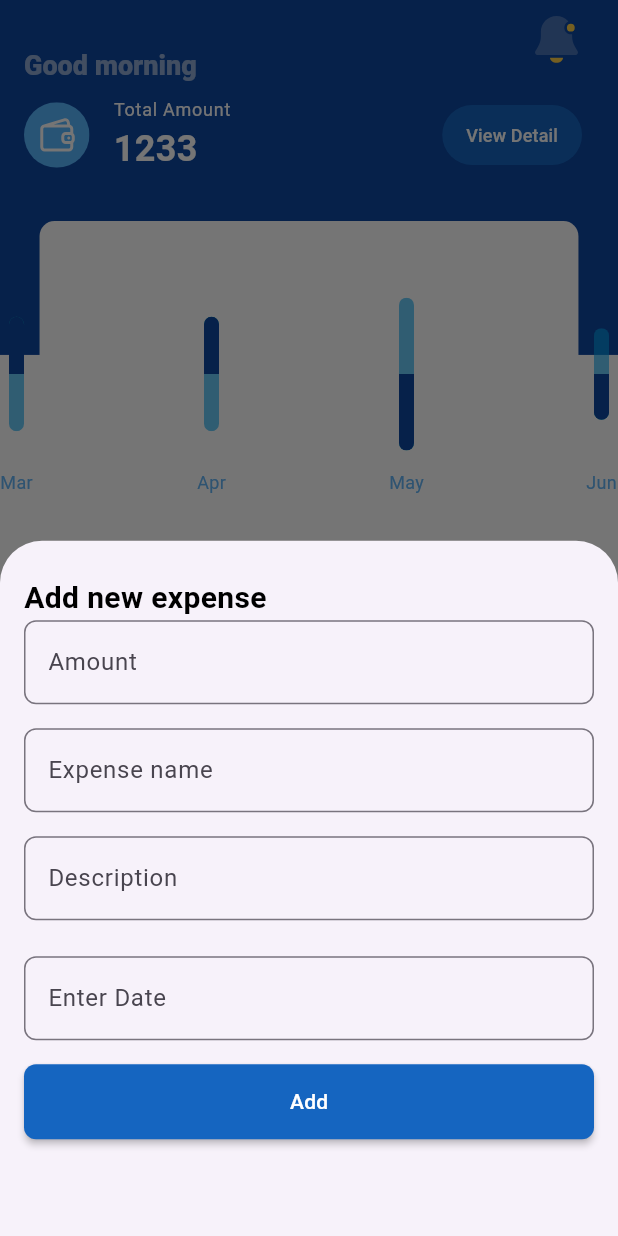
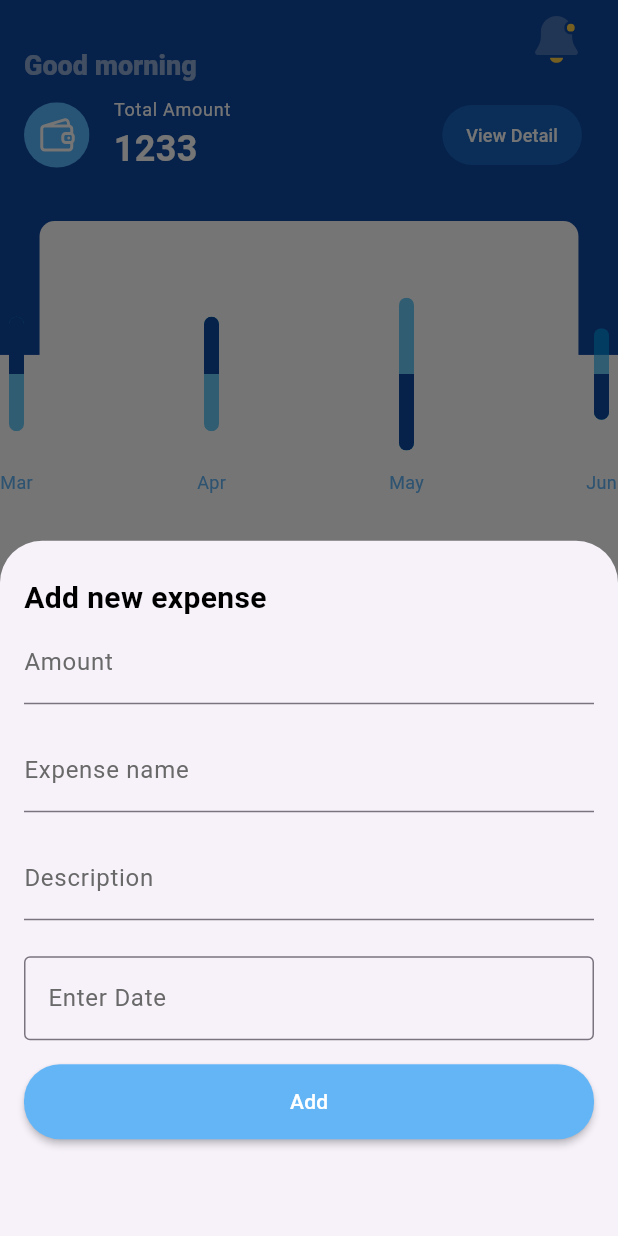
Before and after one commit to PishiKe/spendlens_fe, a Flutter app: the HomeScreen screen opened by its route, after a tap on the "add" icon, on a phone screen of 412 x 824 dp. Run offline on Flutter 3.47's test engine with Material 3 defaults, Android fonts, the phone set to English and light mode, and no system bars; drawn by our look-alikes of fl_chart; our stand-ins replace awesome_snackbar_content, flutter_svg, freezed_annotation, go_router, shared_preferences; accounts and stored records are empty.

Commit message:
updated input decoration theme

```diff
--- a/lib/core/utilities/theme/app_theme.dart
+++ b/lib/core/utilities/theme/app_theme.dart
@@ -4,11 +4,11 @@ import 'package:splendlens_fe/core/utilities/utilities.dart';
 class AppTheme implements BaseTheme {
   @override
   ThemeData get appTheme => ThemeData(
-          inputDecorationTheme: const InputDecorationTheme(
-        border: OutlineInputBorder(
-          borderRadius: BorderRadius.all(Radius.circular(8.0)),
-        ),
-      ));
+      inputDecorationTheme: InputDecorationTheme(
+          labelStyle: TextStyle(color: AppTheme().darkGrey),
+          focusedBorder: UnderlineInputBorder(
+            borderSide: BorderSide(color: AppTheme().darkGrey),
+          )));
 
   @override
   TextStyle get blackBoldNormalStyle => const TextStyle(
--- a/lib/view/global/widgets/custom_button.dart
+++ b/lib/view/global/widgets/custom_button.dart
@@ -10,9 +10,9 @@ class CustomButton extends StatelessWidget {
   @override
   Widget build(BuildContext context) {
     return MaterialButton(
-        color: AppTheme().blue,
+        color: AppTheme().lightBlue,
         shape: const RoundedRectangleBorder(
-            borderRadius: BorderRadius.all(Radius.circular(8.0))),
+            borderRadius: BorderRadius.all(Radius.circular(24.0))),
         onPressed: onPressed as void Function(),
         child: Text(
           text,
```
